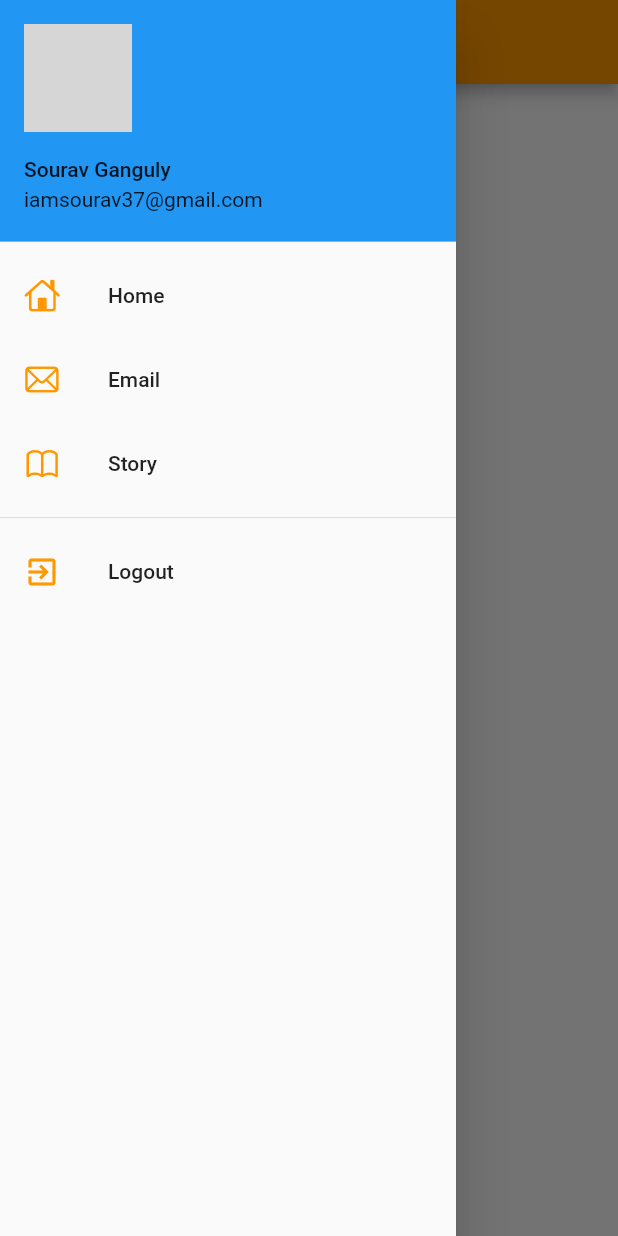
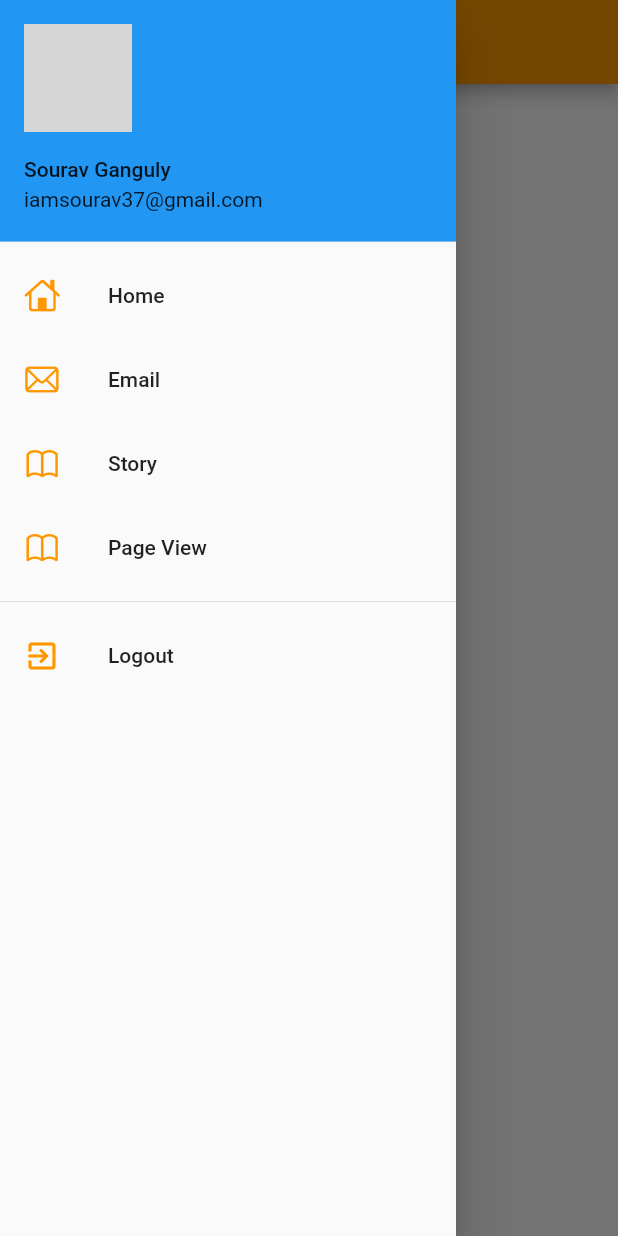
Before and after one commit to iamsourav37/testing_flutter_widgets, a Flutter app: the ProfileScreen screen opened by its route, with the side drawer open, on a phone screen of 412 x 824 dp. Run offline on Flutter 3.47's test engine with Material 2 defaults, Android fonts, the phone set to English and light mode, and no system bars; our stand-ins replace google_fonts; network calls fail; grey boxes are pictures that could not be loaded.

Commit message:
page view example

```diff
--- a/lib/Profile.dart
+++ b/lib/Profile.dart
@@ -1,5 +1,6 @@
 import 'package:flutter/cupertino.dart';
 import 'package:flutter/material.dart';
+import 'PageViewScreen.dart';
 
 class ProfileScreen extends StatefulWidget {
   @override
@@ -52,6 +53,18 @@ class _ProfileScreenState extends State<ProfileScreen> {
               ),
               title: Text("Story"),
             ),
+            ListTile(
+              onTap: () {
+                print("Page View");
+                Navigator.of(context).push(
+                    MaterialPageRoute(builder: (context) => PageViewScreen()));
+              },
+              leading: Icon(
+                CupertinoIcons.book,
+                color: Colors.orange,
+              ),
+              title: Text("Page View"),
+            ),
             Divider(),
             ListTile(
               onTap: () {
```
Also changed, not shown: lib/PageViewScreen.dart (added, +56 -0 lines).
